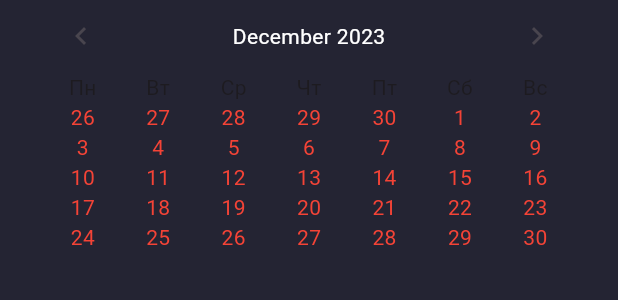
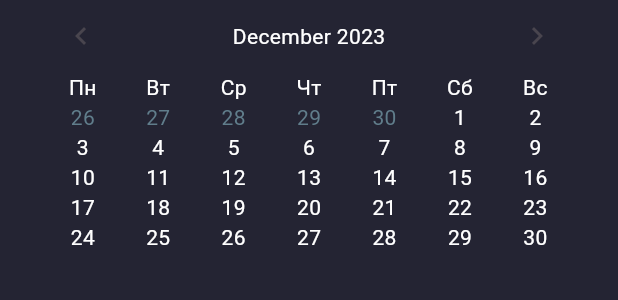
Before and after one commit to KaX8/Flutter-Lab-3, a Flutter app: the Calendar widget shown alone on an empty page, opened directly, on a phone screen of 412 x 824 dp. Shown: the top 300 px of the screen. Run offline on Flutter 3.47's test engine with Material 3 defaults, Android fonts, the phone set to English and light mode, and no system bars.

Commit message:
Changes: Dynamic change List-Blocks

```diff
--- a/lib/Calendar.dart
+++ b/lib/Calendar.dart
@@ -24,29 +24,31 @@ class _CalendarState extends State<Calendar> {
 
   List<Widget> _buildDaysName() {
     return ['Пн', 'Вт', 'Ср', 'Чт', 'Пт', 'Сб', 'Вс']
-        .map((day) => Expanded(child: Center(child: Text(day))))
+        .map((day) => Expanded(child: Center(child: Text(day, style: TextStyle(color: Colors.white),))))
         .toList();
   }
 
   List<Widget> _buildCalendarDays(DateTime date) {
     List<Widget> dayWidgets = [];
     DateTime firstDayOfMonth = DateTime(date.year, date.month, 1);
+
     int firstWeekdayOfMonth = firstDayOfMonth.weekday % 7;
     DateTime lastDayOfLastMonth = firstDayOfMonth.subtract(Duration(days: firstWeekdayOfMonth));
+
+
+    BoxDecoration decoration = BoxDecoration();
+    TextStyle textStyle = TextStyle(color: Colors.blueGrey);
 
     for (var i = 0; i < 35; i++) {
       DateTime day = lastDayOfLastMonth.add(Duration(days: i));
 
-      BoxDecoration decoration;
-      TextStyle textStyle;
-
-      if (day.month != _currentDate.month) {
+      if (day.month == _currentDate.month) {
         textStyle = TextStyle(color: Colors.white);
       } else if (day.isAtSameMomentAs(_selectedDate)) {
         decoration = BoxDecoration(color: Colors.blue, shape: BoxShape.circle);
         textStyle = TextStyle(color: Colors.white);
-      } else if (day.isAtSameMomentAs(_currentDate)) {
-        decoration = BoxDecoration(border: Border.all(color: Colors.blue));
+      }else{
+
       }
 
       dayWidgets.add(
@@ -54,12 +56,14 @@ class _CalendarState extends State<Calendar> {
           child: GestureDetector(
             onTap: () => setState(() {
               _selectedDate = day;
+              print("CLICKED TO $day");
             }),
             child: Container(
+              decoration: decoration,
               child: Center(
                 child: Text(
                   DateFormat('d').format(day),
-                  style: TextStyle(color: Colors.red),
+                  style: textStyle,
                 ),
               ),
             ),
```
Also changed, not shown: lib/ToDoMain.dart (+21 -8 lines).
